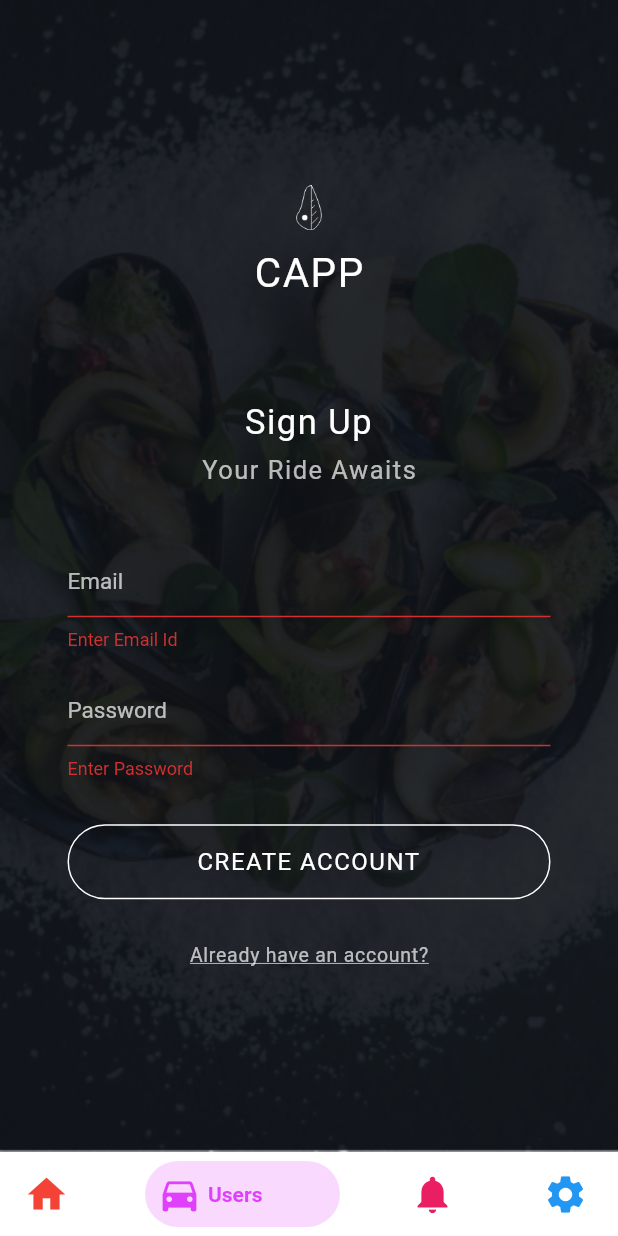
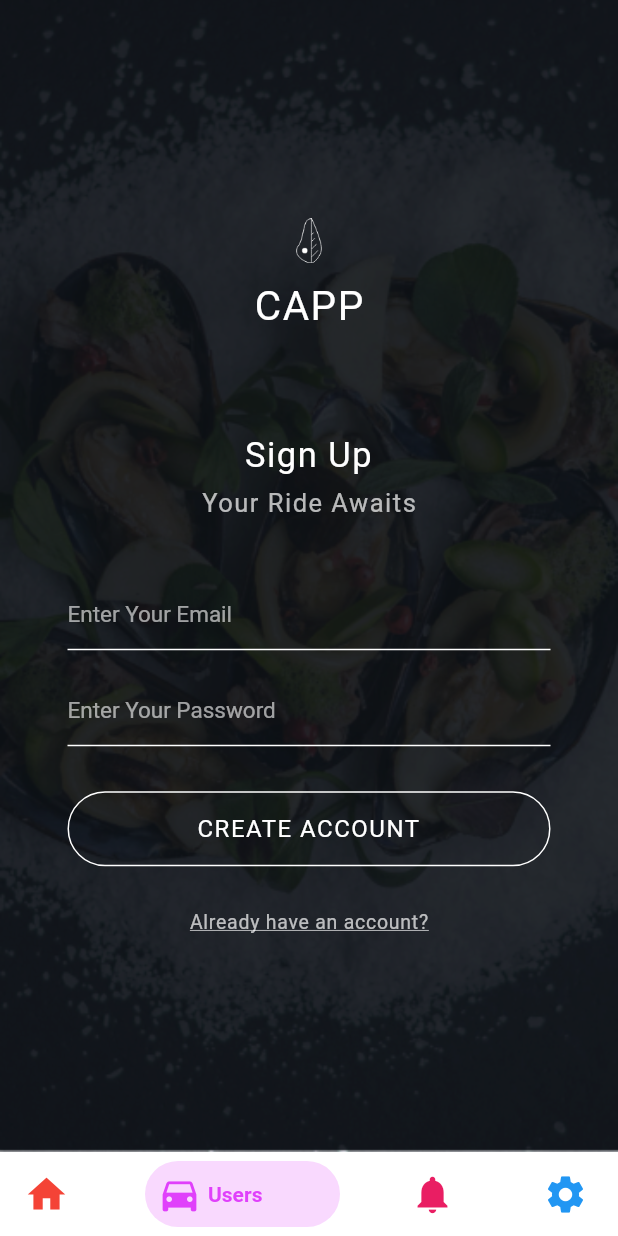
Before and after one commit to MarshalBanana/Carpooling, a Flutter app: the Map screen opened directly, item 2 of the bottom bar chosen, after a tap on "CREATE ACCOUNT", on a phone screen of 412 x 824 dp. Run offline on Flutter 3.47's test engine with Material 2 defaults, Android fonts, the light colour scheme and no system bars; drawn by our look-alikes of bottom_navy_bar; our stand-ins replace firebase_auth, flutter_spinkit, geolocator, google_fonts, google_maps_flutter; missing offline and left inert: flutter_google_places, geocoder, google_maps_webservice; accounts and stored records are empty; project files that could hold a hidden picture were left out.

Commit message:
working signup and signin but it doesnt know whether we are or not

```diff
--- a/lib/screens/organizing_screen.dart
+++ b/lib/screens/organizing_screen.dart
@@ -116,7 +116,7 @@ class _MapState extends State<Map> {
     });
   }
 
-  int selectedPage = 1;
+  int selectedPage = 0;
   @override
   Widget build(BuildContext context) {
     final appState = Provider.of<AppState>(context);
@@ -191,8 +191,8 @@ class PageViewWidget extends StatelessWidget {
       children: <Widget>[
 //        MapScreen(appState: appState),
         HomeScreen(),
-        SignUp(), // <- this one adds a test user to the database on button click
-        SignIn(),
+        SignUpScreen(), // <- this one adds a test user to the database on button click
+        SignInScreen(),
         DemoRegisterScreen(),
       ],
     );
--- a/lib/screens/signin.dart
+++ b/lib/screens/signin.dart
@@ -1,4 +1,5 @@
 import 'dart:ui';
+import 'package:carpooling/utilities/constants.dart';
 import 'package:flutter/material.dart';
 import 'package:google_fonts/google_fonts.dart';
 //import 'package:rest_app/services/auth_services.dart';
@@ -6,15 +7,17 @@ import 'package:google_fonts/google_fonts.dart';
 import 'package:flutter/services.dart';
 import 'package:firebase_auth/firebase_auth.dart';
 
-class SignIn extends StatefulWidget {
+import 'loading_screen.dart';
+
+class SignInScreen extends StatefulWidget {
   final Function toogleView;
-  SignIn({this.toogleView});
+  SignInScreen({this.toogleView});
 
   @override
-  _SignInState createState() => _SignInState();
+  _SignInScreenState createState() => _SignInScreenState();
 }
 
-class _SignInState extends State<SignIn> {
+class _SignInScreenState extends State<SignInScreen> {
   final _formKey = GlobalKey<FormState>();
   String email = "", password = "";
   final _auth = FirebaseAuth.instance;
@@ -173,66 +176,49 @@ class _SignInState extends State<SignIn> {
                                     vertical: 10, horizontal: 45),
                                 child: Column(
                                   children: <Widget>[
-                                    TextFormField(
-                                      validator: (val) => val.isEmpty
-                                          ? "Enter Valid Email"
-                                          : null,
-                                      decoration: InputDecoration(
-                                        enabledBorder: UnderlineInputBorder(
-                                            borderSide: BorderSide(
-                                                color: Colors.white)),
-                                        hintText: "Email",
-                                        hintStyle: TextStyle(
-                                            color: Colors.white70,
-                                            fontSize: 15),
+                                    TextField(
+                                      keyboardType: TextInputType.emailAddress,
+                                      onChanged: (value) {
+                                        email = value;
+                                      },
+                                      decoration: kTextFieldDecoration.copyWith(
+                                        hintText: 'Enter Your Email',
                                       ),
-                                      onSaved: (val) {
-                                        email = val;
-                                      },
                                     ),
                                     SizedBox(
                                       height: 16,
                                     ),
-                                    TextFormField(
+                                    TextField(
                                       obscureText: true,
-                                      validator: (val) =>
-                                          val.isEmpty ? "Enter Password" : null,
-                                      decoration: InputDecoration(
-                                        enabledBorder: UnderlineInputBorder(
-                                            borderSide: BorderSide(
-                                                color: Colors.white)),
-                                        hintText: "Password",
-                                        hintStyle: TextStyle(
-                                            color: Colors.white70,
-                                            fontSize: 15),
+                                      onChanged: (value) {
+                                        password = value;
+                                      },
+                                      decoration: kTextFieldDecoration.copyWith(
+                                        hintText: 'Enter Your Password',
                                       ),
-                                      onSaved: (val) {
-                                        password = val;
-                                      },
                                     ),
                                     SizedBox(
                                       height: 30,
                                     ),
                                     GestureDetector(
                                       onTap: () async {
-                                        if (_formKey.currentState.validate()) {
-                                          _formKey.currentState.save();
-
                                         setState(() {
                                           _loading = true;
                                         });
-                                          dynamic result = await _auth
+                                        final user = await _auth
                                             .signInWithEmailAndPassword(
-                                                  email: email,
+                                                email: email.trim(),
                                                 password: password);
-                                          if (result == null) {
+                                        if (user != null) {
+                                          Navigator.push(
+                                              context,
+                                              MaterialPageRoute(
+                                                  builder: (context) =>
+                                                      LoadingScreen()));
+                                        }
                                         setState(() {
-                                              error =
-                                                  "please supply a valid email";
                                           _loading = false;
                                         });
-                                          }
-                                        }
                                       },
                                       child: Container(
                                         alignment: Alignment.center,
@@ -293,7 +279,7 @@ class _SignInState extends State<SignIn> {
                             ),
                             GestureDetector(
                               onTap: () {
-                                widget.toogleView();
+                                Navigator.pop(context);
                               },
                               child: Text(
                                 "Don't have an account?",
--- a/lib/screens/signup.dart
+++ b/lib/screens/signup.dart
@@ -1,18 +1,21 @@
+import 'package:carpooling/screens/signin.dart';
+import 'package:carpooling/utilities/constants.dart';
 import 'package:flutter/material.dart';
 import 'package:google_fonts/google_fonts.dart';
 //import 'package:rest_app/screens/signin.dart';
 //import 'package:rest_app/services/auth_services.dart';
 import 'package:firebase_auth/firebase_auth.dart';
 
-class SignUp extends StatefulWidget {
-  final Function toogleView;
-  SignUp({this.toogleView});
+import 'loading_screen.dart';
+
+class SignUpScreen extends StatefulWidget {
+  static const id = 'sign_up_screen';
 
   @override
-  _SignUpState createState() => _SignUpState();
+  _SignUpScreenState createState() => _SignUpScreenState();
 }
 
-class _SignUpState extends State<SignUp> {
+class _SignUpScreenState extends State<SignUpScreen> {
   final _auth = FirebaseAuth.instance;
   final _formKey = GlobalKey<FormState>();
   String email, password;
@@ -34,7 +37,8 @@ class _SignUpState extends State<SignUp> {
                 child: Container(
                   alignment: Alignment.topCenter,
                   width: MediaQuery.of(context).size.width,
-                  height: MediaQuery.of(context).size.height - 56,
+                  height:
+                      MediaQuery.of(context).size.height - kbottomNavBarHeight,
                   child: Stack(
                     children: <Widget>[
                       Container(
@@ -114,63 +118,59 @@ class _SignUpState extends State<SignUp> {
                                     vertical: 10, horizontal: 45),
                                 child: Column(
                                   children: <Widget>[
-                                    TextFormField(
-                                      validator: (val) =>
-                                          val.isEmpty ? "Enter Email Id" : null,
-                                      decoration: InputDecoration(
-                                        enabledBorder: UnderlineInputBorder(
-                                            borderSide: BorderSide(
-                                                color: Colors.white)),
-                                        hintText: "Email",
-                                        hintStyle: TextStyle(
-                                            color: Colors.white70,
-                                            fontSize: 15),
+                                    TextField(
+                                      keyboardType: TextInputType.emailAddress,
+                                      onChanged: (value) {
+                                        email = value;
+                                      },
+                                      decoration: kTextFieldDecoration.copyWith(
+                                        hintText: 'Enter Your Email',
                                       ),
-                                      onSaved: (val) {
-                                        email = val;
-                                      },
                                     ),
                                     SizedBox(
                                       height: 16,
                                     ),
-                                    TextFormField(
+                                    TextField(
                                       obscureText: true,
-                                      validator: (val) =>
-                                          val.isEmpty ? "Enter Password" : null,
-                                      decoration: InputDecoration(
-                                        enabledBorder: UnderlineInputBorder(
-                                            borderSide: BorderSide(
-                                                color: Colors.white)),
-                                        hintText: "Password",
-                                        hintStyle: TextStyle(
-                                            color: Colors.white70,
-                                            fontSize: 15),
+                                      onChanged: (value) {
+                                        password = value;
+                                      },
+                                      decoration: kTextFieldDecoration.copyWith(
+                                        hintText: 'Enter Your Password',
                                       ),
-                                      onSaved: (val) {
-                                        password = val;
-                                      },
                                     ),
                                     SizedBox(
                                       height: 30,
                                     ),
                                     GestureDetector(
                                       onTap: () async {
-                                        if (_formKey.currentState.validate()) {
-                                          _formKey.currentState.save();
+                                        try {
+//                  print(email);
+//                  print(password);
                                           setState(() {
                                             _loading = true;
                                           });
-                                          await _auth
+                                          final newUser = await _auth
                                               .createUserWithEmailAndPassword(
-                                                  email: email,
-                                                  password: password)
-                                              .then((value) {
-                                            if (value == null) {
-                                              setState(() {
-                                                _loading = false;
-                                              });
-                                            }
+                                                  email: email.trim(),
+                                                  password: password);
+
+                                          if (newUser != null) {
+                                            Navigator.push(
+                                                context,
+                                                MaterialPageRoute(
+                                                    builder: (context) =>
+                                                        LoadingScreen()));
+                                          }
+
+                                          setState(() {
+                                            _loading = false;
                                           });
+                                        } catch (e) {
+                                          setState(() {
+                                            _loading = false;
+                                          });
+                                          print(e);
                                         }
                                       },
                                       child: Container(
@@ -205,7 +205,10 @@ class _SignUpState extends State<SignUp> {
                             ),
                             GestureDetector(
                               onTap: () {
-                                widget.toogleView();
+                                Navigator.push(
+                                    context,
+                                    MaterialPageRoute(
+                                        builder: (context) => SignInScreen()));
                               },
                               child: Text(
                                 "Already have an account?",
--- a/lib/utilities/constants.dart
+++ b/lib/utilities/constants.dart
@@ -3,3 +3,11 @@ import 'package:flutter/material.dart';
 const kforwardButtonColor = Color(0xFF95F204);
 const kappBarColor = Color(0xFF8080FF);
 const kboxColor = Color(0xFF81D3F8);
+const kbottomNavBarHeight = 56;
+const kTextFieldDecoration = InputDecoration(
+  alignLabelWithHint: true,
+  enabledBorder:
+      UnderlineInputBorder(borderSide: BorderSide(color: Colors.white)),
+  hintText: "Email",
+  hintStyle: TextStyle(color: Colors.white60, fontSize: 15),
+);
```
Also changed, not shown: lib/screens/home.dart (+0 -85 lines), lib/utilities/unusedclasses.dart (added, +88 -0 lines). Lines whose indentation alone changed are shown as unchanged.
